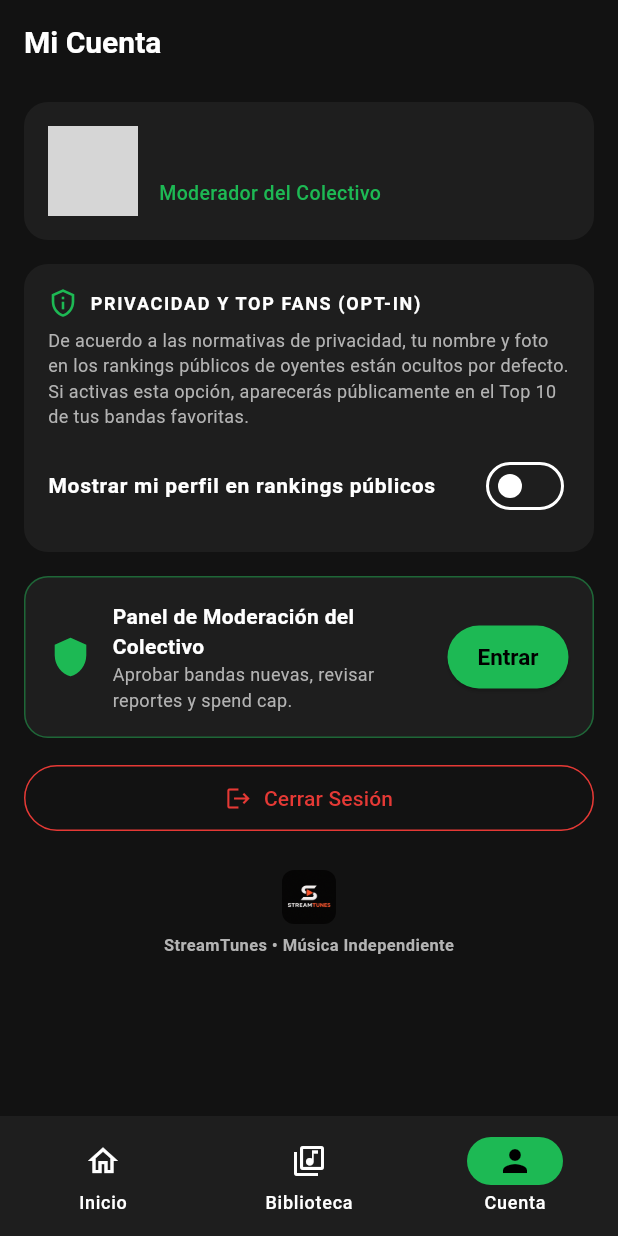
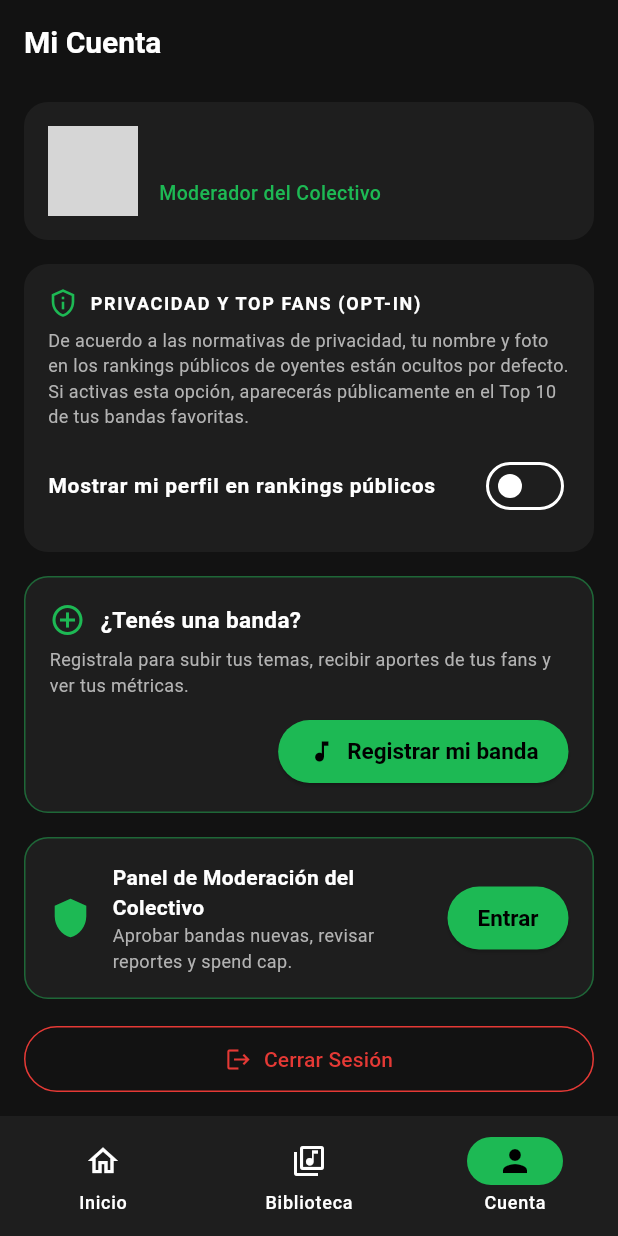
Before and after one commit to PenoffPablo/STREAMTUNES_KIWI, a Flutter app: the screen it shows once a user with an empty profile is signed in, item 3 of the bottom bar chosen, on a phone screen of 412 x 824 dp. Run offline on Flutter 3.47's test engine with Material 3 defaults, Android fonts, the phone set to English and light mode, and no system bars; our stand-ins replace app_links, file_picker, firebase_core, firebase_messaging, flutter_local_notifications, image_picker and 5 more; missing offline and left inert: audio_session, mobile_scanner, workmanager; accounts and stored records are empty; network calls fail; statements that could not run were skipped; grey boxes are pictures that could not be loaded.

Commit message:
Registro de bandas desde la app, con aprobación solo de moderadores
- Cuenta: "Registrar mi banda" (nombre, género, ciudad, bio y foto). La
  banda nace pendiente; Cuenta muestra "en revisión" con "¿Ya la
  aprobaron?". Solo una banda APROBADA habilita Subir y Mi Banda.
- createBand: payload mínimo, sin el insert duplicado en band_members (lo
  hace el trigger), slug libre (-2, -3...) y foto subida después de crear.
- AuthRepository.reloadProfile y SessionViewModel.refreshUser; la banda
  activa prefiere una aprobada.
- Migración: el dueño ya no puede aprobarse solo ni tocar recaudación,
  creador, id o fecha; solo bandas aprobadas publican y se ven sus temas.

Co-Authored-By: Claude Opus 5.5 <noreply@anthropic.com>

```diff
--- a/lib/config/dependencies.dart
+++ b/lib/config/dependencies.dart
@@ -41,6 +41,7 @@ import 'package:streamtunes/data/services/storage/pending_follow_service.dart';
 import 'package:streamtunes/domain/models/app_user.dart';
 import 'package:streamtunes/domain/models/band.dart';
 import 'package:streamtunes/domain/models/playlist.dart';
+import 'package:streamtunes/ui/band_registration/view_models/band_registration_view_model.dart';
 import 'package:streamtunes/ui/admin/view_models/admin_moderation_view_model.dart';
 import 'package:streamtunes/ui/band_dashboard/view_models/band_dashboard_view_model.dart';
 import 'package:streamtunes/ui/band_public/view_models/band_public_view_model.dart';
@@ -239,6 +240,9 @@ class AppDependencies {
         bandId: bandId,
       );
 
+  BandRegistrationViewModel createBandRegistrationViewModel(SessionViewModel session) =>
+      BandRegistrationViewModel(bandsRepo: bandsRepository, session: session, deviceService: deviceService);
+
   UploadViewModel createUploadViewModel() => UploadViewModel(
         songsRepo: songsRepository,
         configRepo: configRepository,
--- a/lib/data/repositories/auth/auth_repository.dart
+++ b/lib/data/repositories/auth/auth_repository.dart
@@ -18,6 +18,10 @@ abstract class AuthRepository {
     String displayName,
   );
   Future<void> signOut();
+
+  /// Vuelve a leer el perfil y los roles de banda del usuario actual (por
+  /// ejemplo, después de registrar una banda) y lo emite en [authStateChanges].
+  Future<void> reloadProfile();
   Future<void> updateProfile({
     String? displayName,
     String? avatarUrl,
--- a/lib/ui/account/widgets/account_view.dart
+++ b/lib/ui/account/widgets/account_view.dart
@@ -5,6 +5,7 @@ import 'package:streamtunes/ui/account/view_models/session_view_model.dart';
 import 'package:streamtunes/ui/core/scopes/app_scopes.dart';
 import 'package:streamtunes/ui/core/themes/app_theme.dart';
 import 'package:streamtunes/ui/admin/widgets/admin_moderation_view.dart';
+import 'package:streamtunes/ui/account/widgets/band_status_card.dart';
 
 class AccountView extends StatefulWidget {
   const AccountView({super.key});
@@ -187,7 +188,9 @@ class _AccountViewState extends State<AccountView> {
                     Text(
                       user.isAdmin
                           ? 'Moderador del Colectivo'
-                          : (user.hasAnyBand ? 'Músico Independiente' : 'Oyente de la Comunidad'),
+                          : (sessionVM.isMusician
+                                ? 'Músico Independiente'
+                                : (sessionVM.bandUnderReview != null ? 'Banda en revisión' : 'Oyente de la Comunidad')),
                       style: const TextStyle(color: AppTheme.primary, fontSize: 13, fontWeight: FontWeight.w500),
                     ),
                   ],
@@ -235,6 +238,15 @@ class _AccountViewState extends State<AccountView> {
           ),
         ),
         const SizedBox(height: 16),
+
+        // Registrar una banda / estado de la banda en revisión
+        if (sessionVM.canRegisterBand || sessionVM.bandUnderReview != null) ...[
+          BandStatusCard(
+            bandUnderReview: sessionVM.bandUnderReview,
+            onRefresh: sessionVM.refreshUser,
+          ),
+          const SizedBox(height: 16),
+        ],
 
         // Panel de Moderación para Admins
         if (user.isAdmin) ...[
--- /dev/null
+++ b/lib/ui/account/widgets/band_status_card.dart
@@ -0,0 +1,100 @@
+import 'package:flutter/material.dart';
+import 'package:streamtunes/domain/models/band.dart';
+import 'package:streamtunes/ui/band_registration/widgets/band_registration_view.dart';
+import 'package:streamtunes/ui/core/themes/app_theme.dart';
+
+/// En "Cuenta": invita a registrar una banda o, si ya la registró, muestra
+/// que está en revisión (o suspendida) con un botón para ver si ya la
+/// aprobaron.
+class BandStatusCard extends StatefulWidget {
+  const BandStatusCard({super.key, required this.bandUnderReview, required this.onRefresh});
+
+  /// Banda registrada que todavía no está aprobada. `null`: no tiene banda.
+  final Band? bandUnderReview;
+  final Future<void> Function() onRefresh;
+
+  @override
+  State<BandStatusCard> createState() => _BandStatusCardState();
+}
+
+class _BandStatusCardState extends State<BandStatusCard> {
+  bool _refreshing = false;
+
+  Future<void> _refresh() async {
+    setState(() => _refreshing = true);
+    await widget.onRefresh();
+    if (mounted) setState(() => _refreshing = false);
+  }
+
+  @override
+  Widget build(BuildContext context) {
+    final band = widget.bandUnderReview;
+    final suspended = band?.isSuspended ?? false;
+    final color = band == null ? AppTheme.primary : (suspended ? AppTheme.errorRed : AppTheme.accentOrange);
+
+    return Container(
+      padding: const EdgeInsets.all(16),
+      decoration: BoxDecoration(
+        color: AppTheme.surface,
+        borderRadius: BorderRadius.circular(16),
+        border: Border.all(color: color.withAlpha(120)),
+      ),
+      child: Column(
+        crossAxisAlignment: CrossAxisAlignment.start,
+        children: [
+          Row(
+            children: [
+              Icon(
+                band == null ? Icons.add_circle_outline : (suspended ? Icons.block : Icons.hourglass_top),
+                color: color,
+              ),
+              const SizedBox(width: 10),
+              Expanded(
+                child: Text(
+                  band == null
+                      ? '¿Tenés una banda?'
+                      : (suspended ? '${band.name}: no aprobada' : '${band.name}: en revisión'),
+                  style: const TextStyle(fontWeight: FontWeight.bold, fontSize: 15),
+                ),
+              ),
+            ],
+          ),
+          const SizedBox(height: 6),
+          Text(
+            band == null
+                ? 'Registrala para subir tus temas, recibir aportes de tus fans y ver tus métricas.'
+                : (suspended
+                    ? 'Un moderador no aprobó la banda. Si creés que es un error, escribinos.'
+                    : 'Un moderador la está revisando. Cuando la aprueben vas a ver "Subir" y "Mi Banda".'),
+            style: const TextStyle(fontSize: 12, color: AppTheme.textSecondary, height: 1.4),
+          ),
+          const SizedBox(height: 12),
+          Align(
+            alignment: Alignment.centerRight,
+            child: band == null
+                ? ElevatedButton.icon(
+                    onPressed: () => Navigator.of(context).push(
+                      MaterialPageRoute<void>(builder: (_) => const BandRegistrationView()),
+                    ),
+                    icon: const Icon(Icons.music_note, size: 18),
+                    label: const Text('Registrar mi banda'),
+                  )
+                : (suspended
+                    ? const SizedBox.shrink()
+                    : TextButton.icon(
+                        onPressed: _refreshing ? null : _refresh,
+                        icon: _refreshing
+                            ? const SizedBox(
+                                width: 16,
+                                height: 16,
+                                child: CircularProgressIndicator(strokeWidth: 2),
+                              )
+                            : const Icon(Icons.refresh, size: 18),
+                        label: const Text('¿Ya la aprobaron?'),
+                      )),
+          ),
+        ],
+      ),
+    );
+  }
+}
--- /dev/null
+++ b/lib/ui/band_registration/view_models/band_registration_view_model.dart
@@ -0,0 +1,103 @@
+import 'package:streamtunes/data/repositories/bands/bands_repository.dart';
+import 'package:streamtunes/data/services/device/device_capabilities_service.dart';
+import 'package:streamtunes/domain/models/band.dart';
+import 'package:streamtunes/ui/account/view_models/session_view_model.dart';
+import 'package:streamtunes/ui/core/view_model.dart';
+import 'package:streamtunes/utils/async_utils.dart';
+import 'package:streamtunes/utils/slug.dart';
+
+/// Registro de una banda nueva. La banda nace PENDIENTE: un moderador la
+/// revisa (música propia, datos reales) antes de que pueda subir temas.
+class BandRegistrationViewModel extends ViewModel {
+  BandRegistrationViewModel({required this.bandsRepo, required this.session, this.deviceService});
+
+  final BandsRepository bandsRepo;
+  final SessionViewModel session;
+  final DeviceCapabilitiesService? deviceService;
+
+  static const int minNameLength = 2;
+  static const int maxNameLength = 60;
+  static const int maxBioLength = 500;
+
+  String _genre = kBandGenres.first;
+  String? _coverPath;
+  bool _isSubmitting = false;
+  String? _errorMessage;
+
+  String get genre => _genre;
+  String? get coverPath => _coverPath;
+  bool get isSubmitting => _isSubmitting;
+  String? get errorMessage => _errorMessage;
+  bool get hasCamera => deviceService?.hasCamera ?? false;
+
+  void selectGenre(String genre) {
+    if (!kBandGenres.contains(genre) || genre == _genre) return;
+    _genre = genre;
+    notifyListeners();
+  }
+
+  Future<void> pickCover({bool fromCamera = false}) async {
+    final path = await deviceService?.pickCoverPhoto(fromCamera: fromCamera);
+    if (path == null) return;
+    _coverPath = path;
+    notifyListeners();
+  }
+
+  void removeCover() {
+    _coverPath = null;
+    notifyListeners();
+  }
+
+  /// Valida y registra la banda. Devuelve `true` si quedó registrada (en
+  /// revisión); si no, el motivo queda en [errorMessage].
+  Future<bool> submit({required String name, String? location, String? bio}) async {
+    if (_isSubmitting) return false;
+    final user = session.currentUser;
+    final cleanName = name.trim();
+    final cleanBio = bio?.trim();
+
+    String? problem;
+    if (user == null || user.isAnonymous) {
+      problem = 'Tenés que iniciar sesión con tu cuenta para registrar una banda.';
+    } else if (cleanName.length < minNameLength) {
+      problem = 'Escribí el nombre de la banda.';
+    } else if (cleanName.length > maxNameLength) {
+      problem = 'El nombre puede tener hasta $maxNameLength caracteres.';
+    } else if (cleanBio != null && cleanBio.length > maxBioLength) {
+      problem = 'La biografía puede tener hasta $maxBioLength caracteres.';
+    }
+    if (problem != null) {
+      _errorMessage = problem;
+      notifyListeners();
+      return false;
+    }
+
+    _isSubmitting = true;
+    _errorMessage = null;
+    notifyListeners();
+    try {
+      await bandsRepo.createBand(
+        Band(
+          id: '',
+          slug: slugify(cleanName),
+          name: cleanName,
+          genre: _genre,
+          location: (location?.trim().isEmpty ?? true) ? null : location!.trim(),
+          bio: (cleanBio?.isEmpty ?? true) ? null : cleanBio,
+          coverUrl: _coverPath,
+          createdAt: DateTime.now(),
+        ),
+        user!.id,
+      );
+      // El usuario ya es dueño de la banda (en revisión): se recarga la sesión.
+      await session.refreshUser();
+      return true;
+    } catch (e) {
+      _errorMessage = 'No se pudo registrar la banda. ${describeError(e)}';
+      return false;
+    } finally {
+      _isSubmitting = false;
+      notifyListeners();
+    }
+  }
+}
```
Also changed, not shown: lib/data/repositories/auth/auth_repository_fake.dart (+13 -0 lines), lib/data/repositories/auth/auth_repository_supabase.dart (+7 -0 lines), lib/data/repositories/bands/bands_repository_supabase.dart (+46 -14 lines), lib/domain/models/band.dart (+16 -0 lines), lib/ui/account/view_models/session_view_model.dart (+36 -4 lines), lib/ui/band_registration/widgets/band_registration_view.dart (added, +226 -0 lines), lib/utils/slug.dart (added, +22 -0 lines), 4 other files.
